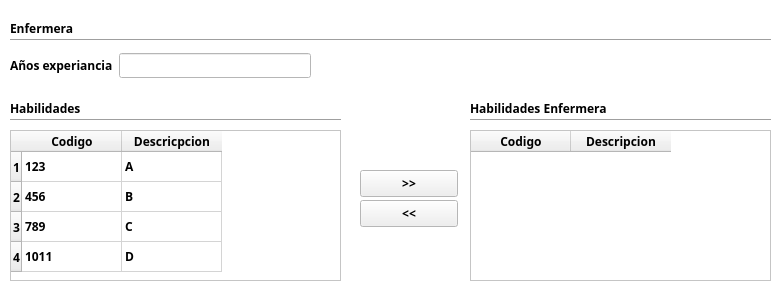
Qt form gui/administrador_uis/WidgetTipoEmpleadoEnfermera.ui (BryanTabarez/ProyectoBD) before a commit.
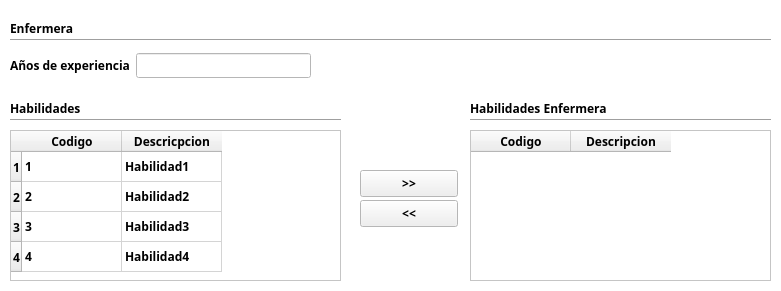
The same form after that commit.

What changed in the file:
```diff
--- a/gui/administrador_uis/WidgetTipoEmpleadoEnfermera.ui
+++ b/gui/administrador_uis/WidgetTipoEmpleadoEnfermera.ui
@@ -113,7 +113,7 @@
     <item>
      <widget class="QLabel" name="labelAniosExperiencia">
       <property name="text">
-       <string>Años experiancia</string>
+       <string>Años de experiencia</string>
       </property>
      </widget>
     </item>
@@ -252,42 +252,42 @@
    </column>
    <item row="0" column="0">
     <property name="text">
-     <string>123</string>
+     <string>1</string>
     </property>
    </item>
    <item row="0" column="1">
     <property name="text">
-     <string>A</string>
+     <string>Habilidad1</string>
     </property>
    </item>
    <item row="1" column="0">
     <property name="text">
-     <string>456</string>
+     <string>2</string>
     </property>
    </item>
    <item row="1" column="1">
     <property name="text">
-     <string>B</string>
+     <string>Habilidad2</string>
     </property>
    </item>
    <item row="2" column="0">
     <property name="text">
-     <string>789</string>
+     <string>3</string>
     </property>
    </item>
    <item row="2" column="1">
     <property name="text">
-     <string>C</string>
+     <string>Habilidad3</string>
     </property>
    </item>
    <item row="3" column="0">
     <property name="text">
-     <string>1011</string>
+     <string>4</string>
     </property>
    </item>
    <item row="3" column="1">
     <property name="text">
-     <string>D</string>
+     <string>Habilidad4</string>
     </property>
    </item>
   </widget>
```
